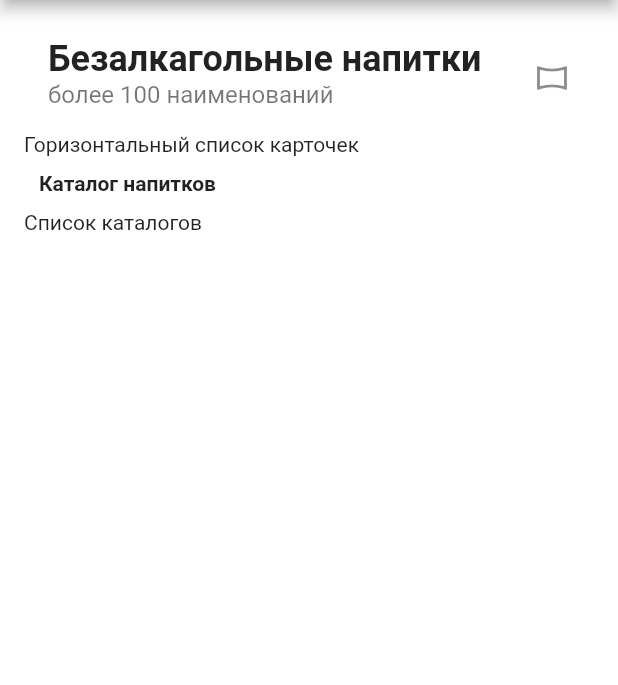
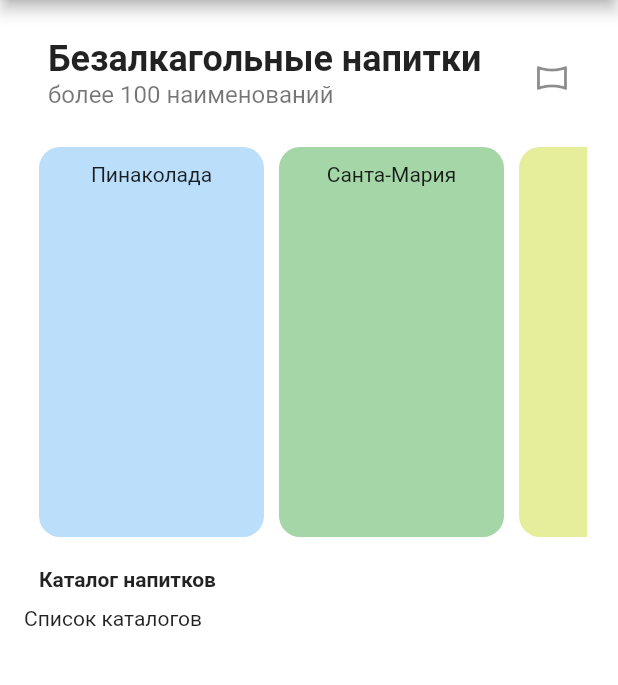
Before and after one commit to sesite/codeapp, a Flutter app: the screen it shows after launch, on a phone screen of 412 x 824 dp, the part 84-769 px from its top. Run offline on Flutter 3.47's test engine with Material 2 defaults, Android fonts, the phone set to English and light mode, and no system bars; our stand-ins replace google_fonts; Roboto replaces fonts that are missing (Marmelad).

Commit message:
add horproduct

```diff
--- a/lib/main.dart
+++ b/lib/main.dart
@@ -1,3 +1,4 @@
+import 'package:codeapp/models/cart.dart';
 import 'package:codeapp/models/product.dart';
 import 'package:codeapp/pages/home.dart';
 import 'package:flutter/material.dart';
@@ -16,7 +17,10 @@ class MyApp extends StatelessWidget {
       providers: [
         ChangeNotifierProvider<ProductDataProvider>(
           create: (context) => ProductDataProvider(),
-        )
+        ),
+        ChangeNotifierProvider<CartDataProvider>(
+          create: (context) => CartDataProvider(),
+        ),
       ],
       child: MaterialApp(
         debugShowCheckedModeBanner: false,
--- a/lib/models/cart.dart
+++ b/lib/models/cart.dart
@@ -11,7 +11,7 @@ class Cart {
   Cart({this.id, this.title, this.number, this.price, this.imgUrl});
 }
 
-class CardDataProvider with ChangeNotifier {
+class CartDataProvider with ChangeNotifier {
   Map<String, Cart> _cartItems = {};
 
   UnmodifiableMapView<String, Cart> get cartItem =>
--- a/lib/models/product.dart
+++ b/lib/models/product.dart
@@ -2,7 +2,7 @@ import 'dart:collection';
 
 import 'package:flutter/material.dart';
 
-class Product {
+class Product with ChangeNotifier {
   final String id;
   final String title;
   final String desc;
@@ -28,7 +28,7 @@ class ProductDataProvider with ChangeNotifier {
         imgUrl:
             'https://vzboltay.com/uploads/posts/2015-03/1427122366_pina-colada.jpg',
         price: 150.0,
-        color: Colors.blue[200]),
+        color: Colors.blue[100]),
     Product(
         id: '2',
         title: 'Санта-Мария',
--- a/lib/pages/home.dart
+++ b/lib/pages/home.dart
@@ -1,8 +1,13 @@
+import 'package:codeapp/models/product.dart';
+import 'package:codeapp/widgets/item_cart.dart';
 import 'package:flutter/material.dart';
+import 'package:provider/provider.dart';
 
 class HomePage extends StatelessWidget {
   @override
   Widget build(BuildContext context) {
+    final productData = Provider.of<ProductDataProvider>(context);
+
     return Scaffold(
       appBar: AppBar(
         title: Text('CodeApp'),
@@ -39,7 +44,17 @@ class HomePage extends StatelessWidget {
                 ),
               ),
               Container(
-                child: Text('Горизонтальный список карточек'),
+                height: 280,
+                padding: const EdgeInsets.all(5),
+                child: ListView.builder(
+                  scrollDirection: Axis.horizontal,
+                  itemCount: productData.items.length,
+                  itemBuilder: (context, int index) =>
+                      ChangeNotifierProvider.value(
+                    value: productData.items[index],
+                    child: ItemCart(),
+                  ),
+                ),
               ),
               Padding(
                 padding: EdgeInsets.all(10),
--- /dev/null
+++ b/lib/widgets/item_cart.dart
@@ -0,0 +1,27 @@
+import 'package:codeapp/models/product.dart';
+import 'package:flutter/material.dart';
+import 'package:provider/provider.dart';
+
+class ItemCart extends StatelessWidget {
+  @override
+  Widget build(BuildContext context) {
+    final product = Provider.of<Product>(context, listen: false);
+
+    return Container(
+      width: 150,
+      padding: const EdgeInsets.all(10),
+      margin: const EdgeInsets.all(5),
+      decoration: BoxDecoration(
+        borderRadius: BorderRadius.circular(14),
+        color: product.color,
+      ),
+      child: Column(
+        children: [
+          Container(
+            child: Text('${product.title}'),
+          )
+        ],
+      ),
+    );
+  }
+}
```
